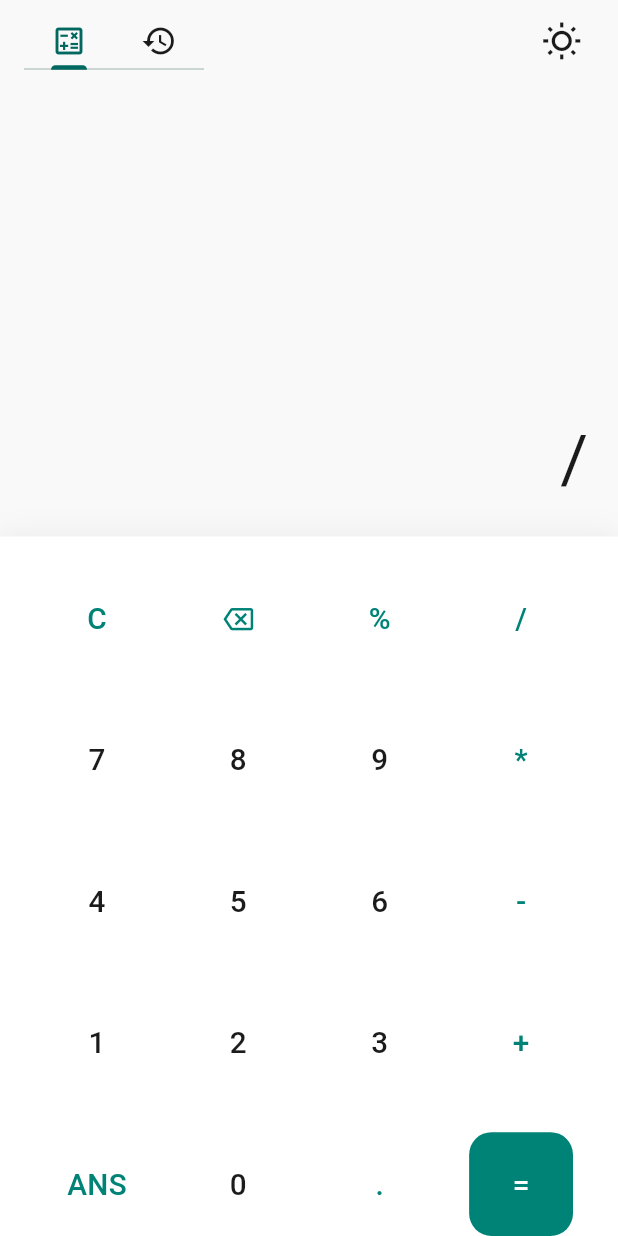
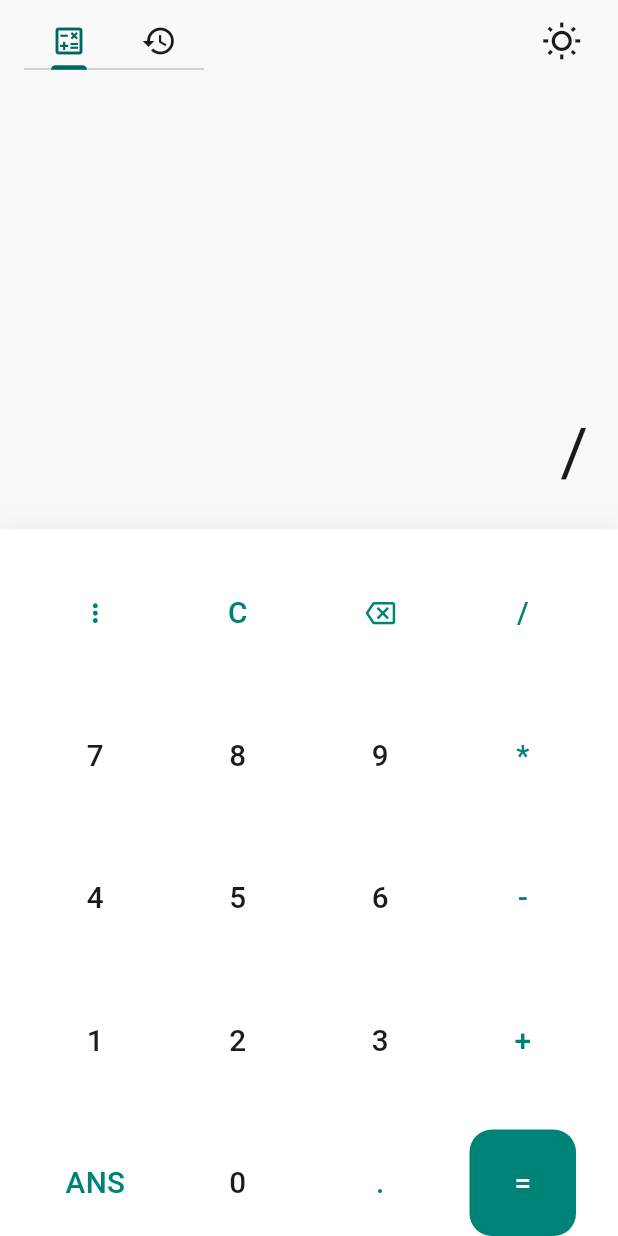
Before and after one commit to son-ngo-2003/calculator-app, a Flutter app: the screen it shows after launch, after a tap on an icon or button, on a phone screen of 412 x 824 dp. Run offline on Flutter 3.47's test engine with Material 3 defaults, Android fonts, the phone set to English and light mode, and no system bars; our stand-ins replace flutter_svg, shared_preferences, vibration; missing offline and left inert: flutter_shake_animated.

Commit message:
add open extend keyboard animation, add custom animated color container and animated clip rect

```diff
--- a/lib/src/data/calculator_keys.dart
+++ b/lib/src/data/calculator_keys.dart
@@ -2,9 +2,9 @@ import 'package:flutter/material.dart';
 import 'package:second_app/src/models/calculator_key_item.dart';
 
 List<CalculatorKeyItem> keyboardKeys = [
+  CalculatorKeyItem(label: 'more', icon: Icons.more_vert_outlined, alternativeIcon: Icons.close_outlined, keyType: KeyType.action),
   CalculatorKeyItem(label: 'clear', text: 'C', keyType: KeyType.action),
   CalculatorKeyItem(label: 'delete', icon: Icons.backspace_outlined, keyType: KeyType.action),
-  CalculatorKeyItem(label: '%', text: '%', keyType: KeyType.operation),
   CalculatorKeyItem(label: '/', text: '/', keyType: KeyType.operation),
 
   CalculatorKeyItem(label: '7', text: '7', keyType: KeyType.number),
--- a/lib/src/models/calculator_key_item.dart
+++ b/lib/src/models/calculator_key_item.dart
@@ -10,12 +10,16 @@ class CalculatorKeyItem {
   final String label; //label is for recognize the key (not for showing)
   final String? text; //text is for showing the key (more priority than icon)
   final IconData? icon; //iconData is for showing the key (less priority than text)
+  final String? alternativeText; //alternativeText is for showing the key (more priority than alternativeIcon)
+  final IconData? alternativeIcon; //alternativeIcon is for showing the key (less priority than alternativeText)
   final KeyType keyType; //determine the type of key (number, operation, action)
 
   CalculatorKeyItem({
     required this.label,
     this.text,
     this.icon,
+    this.alternativeText,
+    this.alternativeIcon,
     required this.keyType,
   });
 }
--- /dev/null
+++ b/lib/src/widgets/animated_clip_react.dart
@@ -0,0 +1,80 @@
+import 'package:flutter/material.dart';
+
+class AnimatedClipRect extends StatefulWidget {
+  @override
+  State<AnimatedClipRect> createState() => _AnimatedClipRectState();
+
+  final Widget child;
+  final bool open;
+  final bool horizontalAnimation;
+  final bool verticalAnimation;
+  final Alignment alignment;
+  final Duration duration;
+  final Duration? reverseDuration;
+  final Curve curve;
+  final Curve? reverseCurve;
+
+  ///The behavior of the controller when [AccessibilityFeatures.disableAnimations] is true.
+  final AnimationBehavior animationBehavior;
+
+  const AnimatedClipRect({
+    super.key,
+    required this.child,
+    required this.open,
+    this.horizontalAnimation = true,
+    this.verticalAnimation = true,
+    this.alignment = Alignment.center,
+    this.duration = const Duration(milliseconds: 500),
+    this.reverseDuration,
+    this.curve = Curves.linear,
+    this.reverseCurve,
+    this.animationBehavior = AnimationBehavior.normal,
+  });
+}
+
+class _AnimatedClipRectState extends State<AnimatedClipRect> with TickerProviderStateMixin {
+  late AnimationController _animationController;
+  late Animation _animation;
+
+  @override
+  void dispose() {
+     _animationController.dispose();
+     super.dispose();
+  }
+
+  @override
+  void initState() {
+    _animationController = AnimationController(
+        duration: widget.duration,
+        reverseDuration: widget.reverseDuration ?? widget.duration,
+        vsync: this,
+        value: widget.open ? 1.0 : 0.0,
+        animationBehavior: widget.animationBehavior);
+    _animation = Tween(begin: 0.0, end: 1.0).animate(CurvedAnimation(
+      parent: _animationController,
+      curve: widget.curve,
+      reverseCurve: widget.reverseCurve ?? widget.curve,
+    ));
+    super.initState();
+  }
+
+  @override
+  Widget build(BuildContext context) {
+    widget.open ? _animationController.forward() : _animationController.reverse();
+
+    return ClipRect(
+      child: AnimatedBuilder(
+        animation: _animationController,
+        builder: (_, child) {
+          return Align(
+            alignment: widget.alignment,
+            heightFactor: widget.verticalAnimation ? _animation.value : 1.0,
+            widthFactor: widget.horizontalAnimation ? _animation.value : 1.0,
+            child: child,
+          );
+        },
+        child: widget.child,
+      ),
+    );
+  }
+}
--- a/lib/src/widgets/calculator_key.dart
+++ b/lib/src/widgets/calculator_key.dart
@@ -1,14 +1,21 @@
 import 'package:flutter/material.dart';
+import 'package:second_app/src/widgets/custom_animated_color_container.dart';
 
 class CalculatorKey extends StatelessWidget {
-  const CalculatorKey({super.key, this.text, this.icon, this.onTap, this.textColor, this.backgroundColor, this.fontSize});
+  const CalculatorKey({super.key, this.text, this.icon, this.onTap, this.textColor, this.backgroundColor, this.fontSize, this.alternativeText, this.alternativeIcon, this.usingAlternative = false});
 
   final String? text;
   final IconData? icon;
+
+
   final VoidCallback? onTap;
   final Color? textColor;
   final Color? backgroundColor;
   final double? fontSize;
+
+  final String? alternativeText;
+  final IconData? alternativeIcon;
+  final bool usingAlternative;
 
   @override
   Widget build(BuildContext context) {
@@ -17,17 +24,30 @@ class CalculatorKey extends StatelessWidget {
     final backgroundColorFinal = backgroundColor ?? theme.colorScheme.surface;
     final fontSizeFinal = fontSize ?? (theme.textTheme.titleLarge?.fontSize ?? 30.0) * 0.9;
 
-    var content = text != null
+    var content =
+    !usingAlternative
+    ? text != null
         ? Text(text!,
             style: TextStyle( fontSize: fontSizeFinal, color: textColorFinal, fontWeight: FontWeight.w500 )
           )
         : icon != null
           ? Icon(icon, size: fontSizeFinal, color: textColorFinal, weight: 700 )
+          : SizedBox()
+    : text != null
+        ? Text(alternativeText!,
+            style: TextStyle( fontSize: fontSizeFinal, color: textColorFinal, fontWeight: FontWeight.w500 )
+          )
+        : icon != null
+            ? Icon(alternativeIcon, size: fontSizeFinal, color: textColorFinal, weight: 700 )
             : SizedBox(); // avoid error when null
 
-    return Material(
+    return CustomAnimatedColorContainer(
       borderRadius: BorderRadius.circular(15),
+      duration: const Duration(milliseconds: 800),
       color: backgroundColorFinal,
+      child: Material(
+        borderRadius: BorderRadius.circular(15),
+        color: Colors.transparent,
         child: InkWell(
           onTap: onTap,
           borderRadius: BorderRadius.circular(15),
@@ -35,6 +55,7 @@ class CalculatorKey extends StatelessWidget {
             child: content,
           ),
         ),
+      ),
     );
 
   }
--- a/lib/src/widgets/calculator_keyboard.dart
+++ b/lib/src/widgets/calculator_keyboard.dart
@@ -4,10 +4,25 @@ import 'package:second_app/src/data/calculator_keys.dart';
 import 'package:second_app/src/models/calculator_key_item.dart';
 import 'package:second_app/src/models/formule_model.dart';
 import 'package:second_app/src/models/history_model.dart';
+import 'package:second_app/src/widgets/animated_clip_react.dart';
 import 'package:second_app/src/widgets/calculator_key.dart';
+import 'package:second_app/src/widgets/extend_calculator_keyboard.dart';
 
-class CalculatorKeyboard extends StatelessWidget {
+class CalculatorKeyboard extends StatefulWidget {
   const CalculatorKeyboard({super.key});
+
+  @override
+  State<CalculatorKeyboard> createState() => _CalculatorKeyboardState();
+}
+
+class _CalculatorKeyboardState extends State<CalculatorKeyboard> {
+  var isExtendedKeyboardOpen = false;
+
+  void toggleExtendedKeyboard() {
+    setState(() {
+      isExtendedKeyboardOpen = !isExtendedKeyboardOpen;
+    });
+  }
 
   void handleKeyTap( CalculatorKeyItem key, FormuleModel formulaModel, HistoryModel historyModel ) {
     formulaModel.clearError();
@@ -34,6 +49,9 @@ class CalculatorKeyboard extends StatelessWidget {
               historyModel.addHistory(formule, result);
             }
             break;
+          case 'more':
+              toggleExtendedKeyboard();
+              break;
           default:
             break;
         }
@@ -52,16 +70,28 @@ class CalculatorKeyboard extends StatelessWidget {
       CalculatorKey(
         text: key.text,
         icon: key.icon,
+        alternativeText: key.alternativeText,
+        alternativeIcon: key.alternativeIcon,
+
         onTap: () => handleKeyTap(key, formulaModel, historyModel),
         textColor: key.label == 'equal'
                     ? theme.colorScheme.onPrimary
-                    : key.keyType != KeyType.number ? theme.colorScheme.primaryContainer : theme.textTheme.bodyLarge?.color,
-        backgroundColor: key.label == 'equal' ? theme.colorScheme.primaryContainer : theme.colorScheme.surfaceContainerLowest,
+                    : key.keyType != KeyType.number && !(isExtendedKeyboardOpen && key.label == 'more')
+                        ? theme.colorScheme.primaryContainer
+                        : theme.textTheme.bodyLarge?.color,
+        backgroundColor: key.label == 'equal' || (isExtendedKeyboardOpen && key.label == 'more')
+                    ? theme.colorScheme.primaryContainer
+                    : theme.colorScheme.surfaceContainerLowest,
       )
     ).toList();
 
-    return SizedBox(
-      width: double.infinity,
+    const paddingHorizontal = 28.0;
+    final keyboardWidth = MediaQuery.of(context).size.width;
+
+    return Stack(
+      children: [
+        SizedBox(
+          width: keyboardWidth,
           child: DecoratedBox(
             decoration: BoxDecoration(
               color: theme.colorScheme.surfaceContainerLowest,
@@ -70,16 +100,47 @@ class CalculatorKeyboard extends StatelessWidget {
             child: SafeArea(
               child: GridView.count(
                 shrinkWrap: true,
-            padding: const EdgeInsets.only(top: 20.0, left: 30.0, right: 30.0),
+                padding: EdgeInsets.only(left: paddingHorizontal, right: paddingHorizontal, top: 20.0),
                 crossAxisCount: 4,
-            crossAxisSpacing: 25.0,
-            mainAxisSpacing: 25.0,
+                crossAxisSpacing: 24.0,
+                mainAxisSpacing: 24.0,
                 childAspectRatio: 1,
                 children: listButtons,
+              ),
             )
+
           )
-      )
+        ),
+
+        // if (isExtendedKeyboardOpen)
+        Transform.translate(
+          offset: Offset(14.0, keyboardWidth / 4 - 12.0),
+          child: AnimatedClipRect(
+            duration: Duration(milliseconds: 400),
+            open: isExtendedKeyboardOpen,
+            curve: Curves.easeOut,
+
+            child: SizedBox(
+              width: keyboardWidth * 3 / 4 - 20.0,
+              height: null,
+              child: Column(
+                crossAxisAlignment: CrossAxisAlignment.start,
+                children: [
+                  Container(
+                    margin: EdgeInsets.only(left: 29.0),
+                    width: 35.0,
+                    height: 10.0,
+                    color: theme.colorScheme.primaryContainer,
+                  ),
+                  ExtendCalculatorKeyboard(),
+                ],
+              ),
+            ),
+          ),
+        ),
+      ],
     );
+
 
   }
 }
--- /dev/null
+++ b/lib/src/widgets/custom_animated_color_container.dart
@@ -0,0 +1,119 @@
+import 'package:flutter/material.dart';
+
+class CustomAnimatedColorContainer extends StatefulWidget {
+  const CustomAnimatedColorContainer({
+    super.key,
+    required this.color,
+    required this.child,
+    required this.duration,
+    this.borderRadius,
+    this.curve,
+  });
+
+  final Duration duration;
+  final Color color;
+  final BorderRadius? borderRadius;
+  final Widget child;
+  final Curve? curve;
+
+  @override
+  State<CustomAnimatedColorContainer> createState() => _CustomAnimatedColorContainerState();
+}
+
+class _CustomAnimatedColorContainerState extends State<CustomAnimatedColorContainer>
+    with SingleTickerProviderStateMixin {
+  late AnimationController _controller;
+  late Animation<double> _animation;
+  Color? _oldColor;
+  Color? _currentColor;
+
+  @override
+  void initState() {
+    super.initState();
+    _controller = AnimationController(vsync: this, duration: widget.duration);
+    _animation = CurvedAnimation(parent: _controller, curve: widget.curve ?? Curves.easeInOut);
+    _currentColor = widget.color;
+    _oldColor = widget.color;
+  }
+
+  @override
+  void didUpdateWidget(CustomAnimatedColorContainer oldWidget) {
+    super.didUpdateWidget(oldWidget);
+
+    if (oldWidget.color != widget.color) {
+      _oldColor = oldWidget.color;
+      _currentColor = widget.color;
+      _controller
+        ..reset()
+        ..forward();
+
+      _animation = CurvedAnimation(
+        parent: _controller,
+        curve: widget.curve ?? Curves.easeInOut,
+      );
+    }
+  }
+
+  @override
+  void dispose() {
+    _controller.dispose();
+    super.dispose();
+  }
+
+  @override
+  Widget build(BuildContext context) {
+    return AnimatedBuilder(
+      animation: _controller,
+      builder: (context, child) {
+        return Stack(
+          children: [
+            // Background with previous color
+            Container(
+              decoration: BoxDecoration(
+                color: _oldColor,
+                borderRadius: widget.borderRadius,
+              ),
+            ),
+
+            // New color with circular reveal
+            ClipPath(
+              clipper: _CircleRevealClipper(
+                progress: _animation.value,
+                center: Alignment.center,
+              ),
+              child: Container(
+                decoration: BoxDecoration(
+                  color: _currentColor,
+                  borderRadius: widget.borderRadius,
+                ),
+              ),
+            ),
+
+            // Content
+            widget.child,
+          ],
+        );
+      },
+    );
+  }
+}
+
+class _CircleRevealClipper extends CustomClipper<Path> {
+  final Alignment center;
+  final double progress;
+
+  _CircleRevealClipper({required this.progress, required this.center});
+
+  @override
+  Path getClip(Size size) {
+    final centerOffset = center.alongOffset(Offset(size.width, size.height));
+    final radius = progress * (size.width + size.height);
+    return Path()
+      ..addOval(Rect.fromCircle(center: centerOffset, radius: radius));
+  }
+
+  @override
+  bool shouldReclip(_CircleRevealClipper oldClipper) {
+    return oldClipper.progress != progress;
+  }
+}
--- /dev/null
+++ b/lib/src/widgets/extend_calculator_keyboard.dart
@@ -0,0 +1,39 @@
+import 'package:flutter/material.dart';
+import 'package:second_app/src/widgets/calculator_key.dart';
+
+class ExtendCalculatorKeyboard extends StatelessWidget {
+  const ExtendCalculatorKeyboard({super.key});
+
+  @override
+  Widget build(BuildContext context) {
+    final theme = Theme.of(context);
+
+    final listButtons = List.generate(9, (index) =>
+      CalculatorKey(
+        text: '$index',
+        onTap: () {},
+        textColor: theme.textTheme.bodyLarge?.color,
+        backgroundColor: theme.colorScheme.primaryContainer,
+      )
+    );
+
+    final borderRadius = Radius.circular(20.0);
+
+    return Container(
+      decoration: BoxDecoration(
+        color: theme.colorScheme.primaryContainer,
+        borderRadius: BorderRadius.all( borderRadius ),
+        //BorderRadius.only( topRight: borderRadius, bottomLeft: borderRadius, bottomRight: borderRadius ),
+      ),
+      child: GridView.count(
+        shrinkWrap: true,
+        crossAxisCount: 3,
+        crossAxisSpacing: 24.0,
+        mainAxisSpacing: 24.0,
+        padding: EdgeInsets.all(14.0),
+        childAspectRatio: 1,
+        children: listButtons,
+      ),
+    );
+  }
+}
--- a/lib/src/widgets/history_list.dart
+++ b/lib/src/widgets/history_list.dart
@@ -60,7 +60,6 @@ class _HistoryListState extends State<HistoryList> with AutomaticKeepAliveClient
       );
 
       historyNotifier.addListener(_updateList);
-      print(_listKey.currentState);
     });
   }
 
```
Lines whose indentation alone changed are shown as unchanged.
